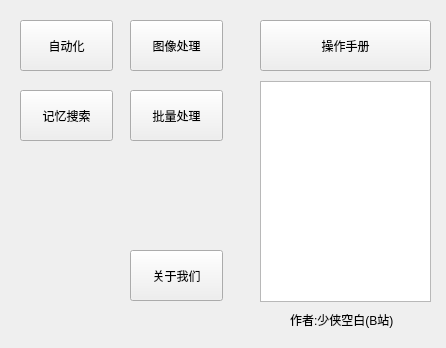
Before: the Qt Designer form mini_main.ui in kkblank/Automation-Toolbox, drawn with Qt 5.
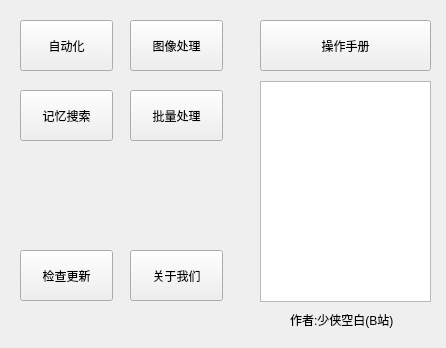
After: the same form once the commit is applied.

The edit to the form file:
```diff
--- a/mini_main.ui
+++ b/mini_main.ui
@@ -39,6 +39,19 @@
     <string>图像处理</string>
    </property>
   </widget>
+  <widget class="QPushButton" name="pushButton_7">
+   <property name="geometry">
+    <rect>
+     <x>20</x>
+     <y>250</y>
+     <width>93</width>
+     <height>51</height>
+    </rect>
+   </property>
+   <property name="text">
+    <string>检查更新</string>
+   </property>
+  </widget>
   <widget class="QPushButton" name="pushButton_3">
    <property name="geometry">
     <rect>
```
